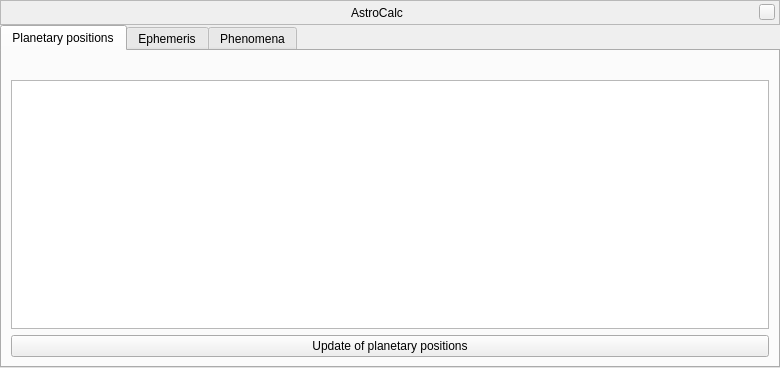
Old version of the form src/gui/astroCalcDialog.ui in the repository 519984307/stellarium_src.
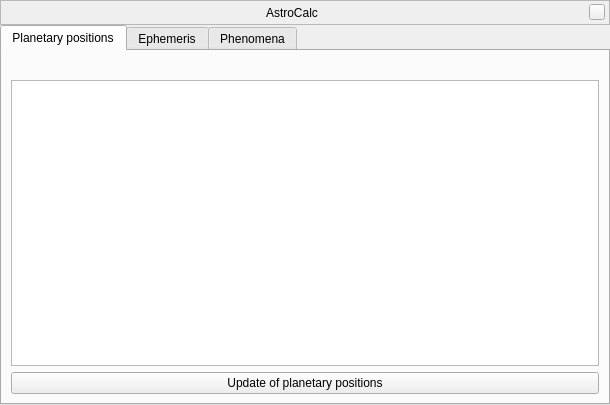
New version of the form. Custom widgets are drawn as their Qt base class.

```diff
--- a/src/gui/astroCalcDialog.ui
+++ b/src/gui/astroCalcDialog.ui
@@ -6,8 +6,8 @@
    <rect>
     <x>0</x>
     <y>0</y>
-    <width>780</width>
-    <height>368</height>
+    <width>610</width>
+    <height>405</height>
    </rect>
   </property>
   <layout class="QGridLayout" name="gridLayout_2">
```
